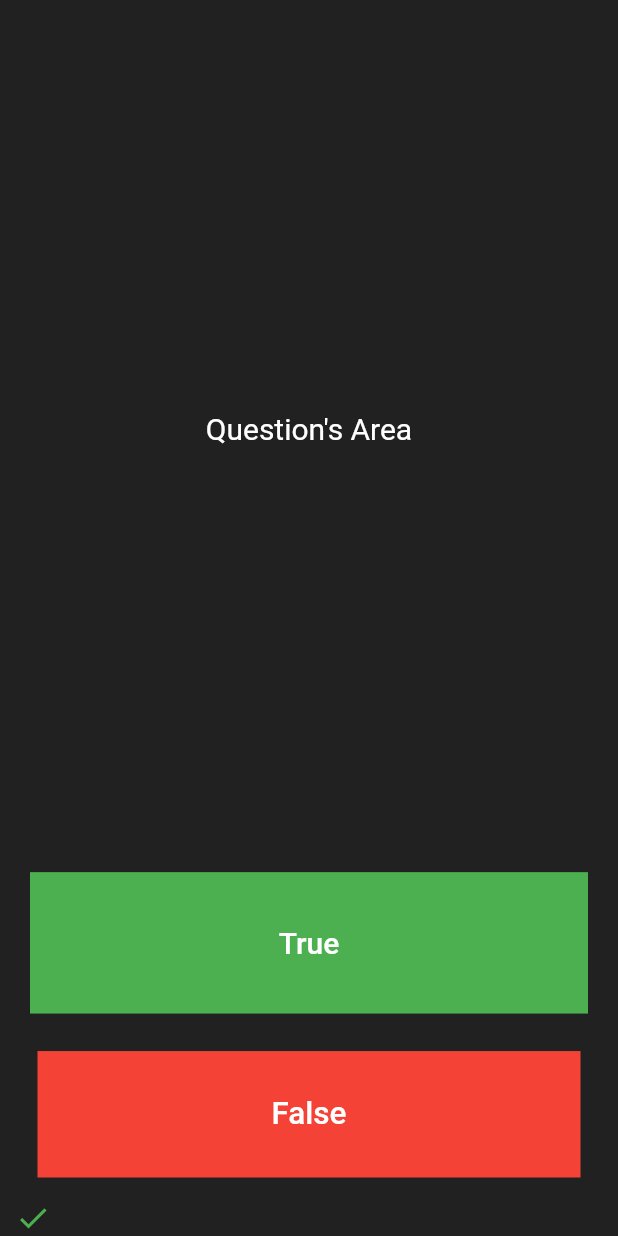
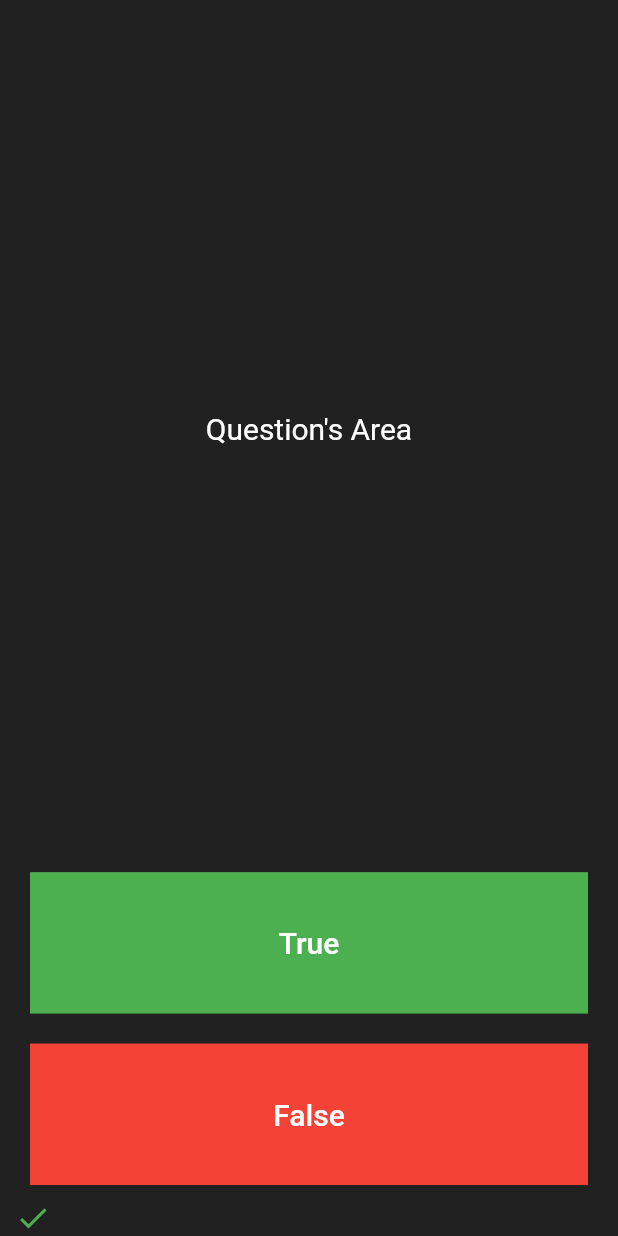
Before and after one commit to sameeranand12/quizzler, a Flutter app: the screen it shows after launch, after a tap on "True", on a phone screen of 412 x 824 dp. Run offline on Flutter 3.47's test engine with Material 2 defaults, Android fonts, the phone set to English and light mode, and no system bars.

Commit message:
ques list

```diff
--- a/lib/main.dart
+++ b/lib/main.dart
@@ -25,21 +25,18 @@ class QuizPage extends StatefulWidget {
 }
 
 class _QuizPageState extends State<QuizPage> {
+
   //bool onTapped = false;
-  List<Icon> scoreKeeper =[
-    /*Icon(
-      Icons.check,
-      color: Colors.green,
-    ),
-    Icon(
-      Icons.close,
-      color: Colors.red,
-    ),*/
+  List<Icon> scoreKeeper = [];
 
+  List<String> question = [
+    'You can lead a cow down stairs but not up stairs.',
+    'Approximately one quarter of human bones are in the feet.',
+     'A slug\'s blood is green.',
   ];
   @override
+  Widget build(BuildContext context) {
 
-  Widget build(BuildContext context) {
     return Column(
       mainAxisAlignment: MainAxisAlignment.spaceBetween,
       crossAxisAlignment: CrossAxisAlignment.stretch,
@@ -63,31 +60,16 @@ class _QuizPageState extends State<QuizPage> {
         Expanded(
           child: Padding(
             padding: EdgeInsets.all(10.0),
-            child: Container(
-              color: Colors.green,
+            child: Container(color: Colors.green,
               child: TextButton(
-    style: TextButton.styleFrom(
-    primary: Colors.white),
-
-                child: Text(
-                  'True',
-                  style: TextStyle(
-                    color: Colors.white,
-                    fontSize: 20.0,
-                  ),
-                ),
+                child: Text('True', style: TextStyle(color: Colors.white, fontSize: 20.0,),),
                 onPressed: () {
-      //onTapped = true;
-                  print('True');
-      setState(() {
-
-        scoreKeeper.add(
-            Icon(Icons.check,
-              color: Colors.green,)
-
-        );
-      });
-
+                setState(() {
+                    scoreKeeper.add(Icon(
+                      Icons.check,
+                      color: Colors.green,
+                    ));
+                  });
                 },
               ),
             ),
@@ -95,35 +77,23 @@ class _QuizPageState extends State<QuizPage> {
         ),
         Expanded(
           child: Padding(
-            padding: EdgeInsets.all(15.0),
-            child: Container(
-              color: Colors.red,
+            padding: EdgeInsets.all(10.0),
+            child: Container(color: Colors.red,
               child: TextButton(
-                child: Text(
-                  'False',
-                  style: TextStyle(
-                    fontSize: 21.0,
-                    color: Colors.white,
-                  ),
-                ),
+                child: Text('False', style: TextStyle(fontSize: 20.0, color: Colors.white,),),
                 onPressed: () {
-                  //onTapped = true;
-                  print('false');
                   setState(() {
-                    scoreKeeper.add(
-                        Icon(Icons.close,
-                          color: Colors.red,)
-
-                    );
+                    scoreKeeper.add(Icon(
+                      Icons.close,
+                      color: Colors.red,
+                    ));
                   }); //The user picked false.
                 },
               ),
             ),
           ),
         ),
-     Row(
-children: scoreKeeper
-      )
+        Row(children: scoreKeeper)
       ],
     );
   }
```
